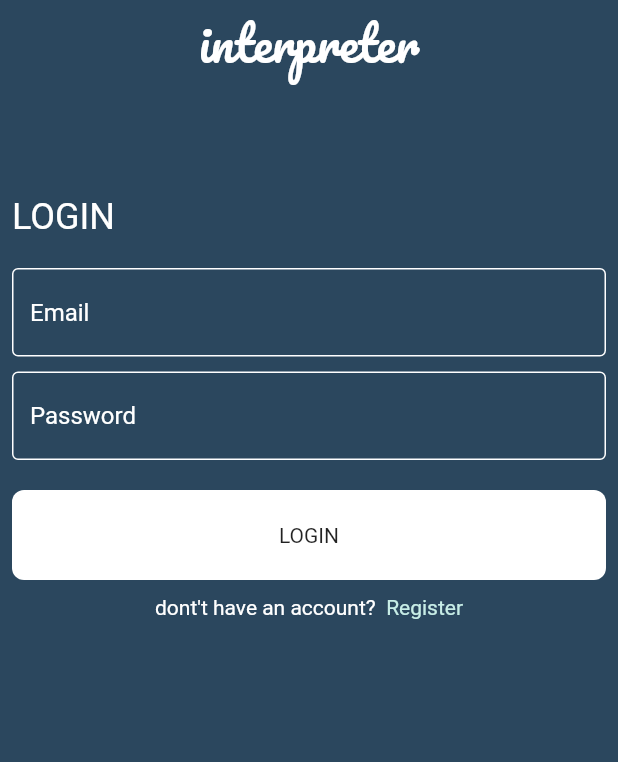
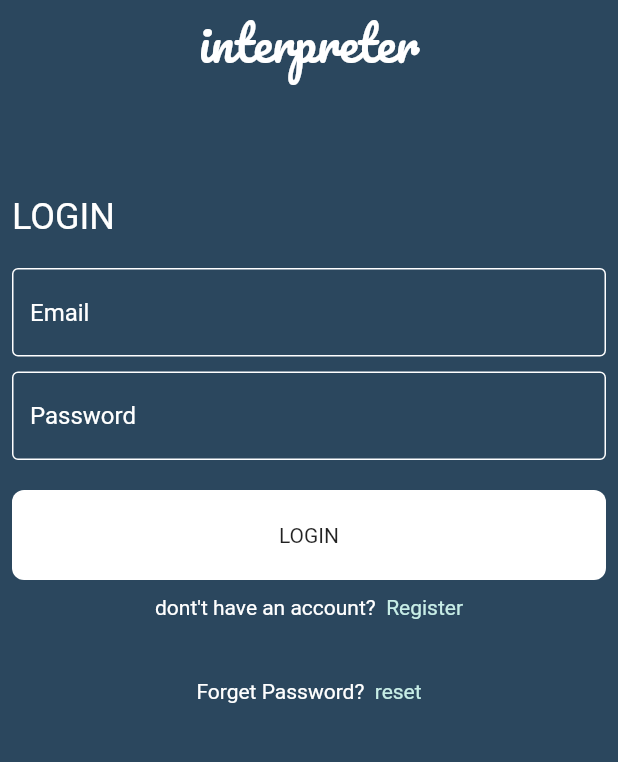
Before and after one commit to Kholoudnssar/sign_language, a Flutter app: the LoginPage screen opened by its route, on a phone screen of 412 x 824 dp, the part 263-1025 px from its top. Run offline on Flutter 3.47's test engine with Material 2 defaults, Android fonts, the light colour scheme and no system bars; drawn by our look-alikes of modal_progress_hud_nsn; our stand-ins replace cloud_firestore, firebase_auth, firebase_core, image_picker, photo_view; accounts and stored records are empty; network calls fail; Roboto replaces fonts that are missing (pacifico).

Commit message:
homepage1,navbar_update

```diff
--- a/lib/login_page.dart
+++ b/lib/login_page.dart
@@ -2,8 +2,10 @@ import 'package:firebase_auth/firebase_auth.dart';
 import 'package:flutter/material.dart';
 import 'package:modal_progress_hud_nsn/modal_progress_hud_nsn.dart';
 import 'package:sign_language_app/resgister_page.dart';
+import 'package:sign_language_app/screens/navscreens/navbar.dart';
 import 'package:sign_language_app/widgets/custom_button.dart';
 import 'package:sign_language_app/widgets/custom_text_field.dart';
+import 'package:sign_language_app/widgets/resetPassword.dart';
 
 import 'constants.dart';
 import 'helper/show_snack_bar.dart';
@@ -99,8 +101,7 @@ class _LoginPageState extends State<LoginPage> {
                       setState(() {});
                       try {
                         await loginUser();
-                        // Navigator.pushNamed(context, ChatPage.id,
-                        //     arguments: email);
+                       Navigator.pushNamed(context, Botnavbar.roudeName);
                       } on FirebaseAuthException catch (ex) {
                         if (ex.code == 'user-not-found') {
                           showSnackBar(context, 'user not found');
@@ -143,6 +144,29 @@ class _LoginPageState extends State<LoginPage> {
                     ),
                   ],
                 ),
+                SizedBox(height: 40),
+                Row(
+                  mainAxisAlignment: MainAxisAlignment.center,
+                  children: [
+                    Text(
+                      'Forget Password?',
+                      style: TextStyle(
+                        color: Colors.white,
+                      ),
+                    ),
+                    GestureDetector(
+                      onTap: () {
+                        Navigator.pushNamed(context, ResetPassword.id);
+                      },
+                      child: Text(
+                        '  reset',
+                        style: TextStyle(
+                          color: Color(0xffC7EDE6),
+                        ),
+                      ),
+                    ),
+                  ],
+                ),
               ],
             ),
           ),
```
Also changed, not shown: lib/main.dart (+7 -1 lines), lib/resgister_page.dart (+8 -3 lines), lib/screens/navscreens/profile/image_view_screen.dart (added, +31 -0 lines), lib/widgets/resetPassword.dart (added, +92 -0 lines).
